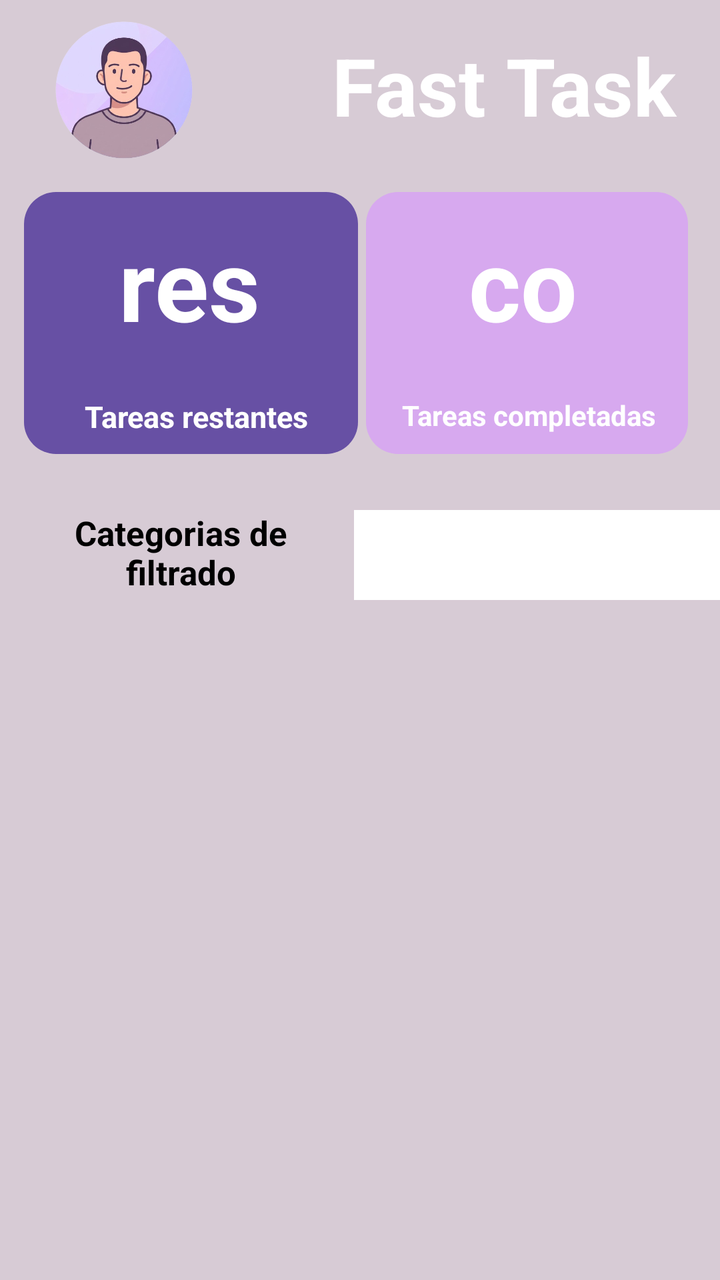
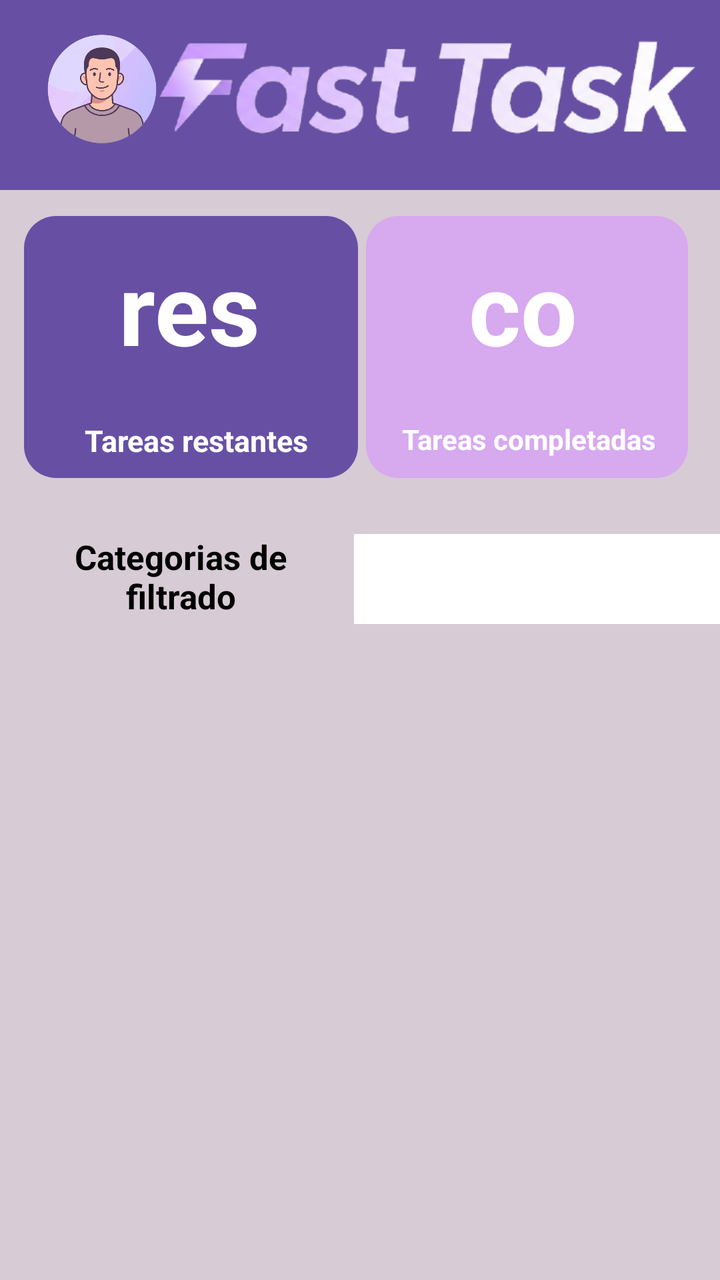

Two renders of the same Android screen: before a commit and after it. Below are the layout's source before the change and the commit's diff.
<!-- AndroidManifest.xml: application theme Theme.Ejercicio_Base_de_datos -->
<!-- res/layout/activity_home.xml -->
<?xml version="1.0" encoding="utf-8"?>
<androidx.constraintlayout.widget.ConstraintLayout xmlns:android="http://schemas.android.com/apk/res/android"
    xmlns:app="http://schemas.android.com/apk/res-auto"
    xmlns:tools="http://schemas.android.com/tools"
    android:id="@+id/main"
    android:layout_width="match_parent"
    android:layout_height="match_parent"
    android:background="#D7CBD5"
    tools:context=".Home">

    <ListView
        android:id="@+id/lt_tareas"
        android:layout_width="338dp"
        android:layout_height="300dp"
        android:layout_marginStart="20dp"
        android:layout_marginTop="20dp"
        android:layout_marginEnd="20dp"
        app:layout_constraintEnd_toEndOf="parent"
        app:layout_constraintHorizontal_bias="0.093"
        app:layout_constraintStart_toStartOf="parent"
        app:layout_constraintTop_toBottomOf="@+id/Spinner_cat">


    </ListView>

    <TextView
        android:id="@+id/textView23"
        android:layout_width="418dp"
        android:layout_height="91dp"
        android:layout_marginTop="20dp"
        android:background="#6750A4"
        app:layout_constraintEnd_toEndOf="parent"
        app:layout_constraintHorizontal_bias="0.52"
        app:layout_constraintStart_toStartOf="parent"
        app:layout_constraintTop_toBottomOf="@+id/lt_tareas" />

    <ImageView
        android:id="@+id/imageView8"
        android:layout_width="36sp"
        android:layout_height="35sp"
        android:layout_marginStart="208dp"
        android:layout_marginTop="20dp"
        app:layout_constraintStart_toStartOf="@+id/textView23"
        app:layout_constraintTop_toTopOf="@+id/textView23"
        app:srcCompat="@drawable/image" />

    <ImageView
        android:id="@+id/imageView6"
        android:layout_width="36sp"
        android:layout_height="35dp"
        android:layout_marginTop="20dp"
        android:layout_marginEnd="56dp"
        android:onClick="listartareas"
        app:layout_constraintEnd_toStartOf="@+id/imageView8"
        app:layout_constraintTop_toTopOf="@+id/textView23"
        app:srcCompat="@drawable/image__2_" />

    <TextView
        android:id="@+id/textView28"
        android:layout_width="wrap_content"
        android:layout_height="wrap_content"
        android:layout_marginStart="28dp"
        android:layout_marginTop="4dp"
        android:text="Borrar"
        android:textAlignment="center"
        android:textColor="#F8F6F6"
        app:layout_constraintStart_toStartOf="@+id/textView23"
        app:layout_constraintTop_toBottomOf="@+id/imageView4" />

    <TextView
        android:id="@+id/textView27"
        android:layout_width="wrap_content"
        android:layout_height="wrap_content"
        android:layout_marginStart="48dp"
        android:layout_marginTop="4dp"
        android:text="Nueva tarea"
        android:textAlignment="center"
        android:textColor="@color/white"
        app:layout_constraintStart_toEndOf="@+id/imageView6"
        app:layout_constraintTop_toBottomOf="@+id/imageView8" />

    <TextView
        android:id="@+id/Filtrar"
        android:layout_width="wrap_content"
        android:layout_height="wrap_content"
        android:layout_marginStart="52dp"
        android:layout_marginTop="4dp"
        android:text="Filtrar"
        android:textColor="@color/white"
        app:layout_constraintStart_toEndOf="@+id/textView28"
        app:layout_constraintTop_toBottomOf="@+id/imageView6" />

    <TextView
        android:id="@+id/textView26"
        android:layout_width="wrap_content"
        android:layout_height="wrap_content"
        android:layout_marginStart="52dp"
        android:layout_marginTop="4dp"
        android:text="Volver"
        android:textAlignment="center"
        android:textColor="@color/white"
        app:layout_constraintStart_toEndOf="@+id/textView27"
        app:layout_constraintTop_toBottomOf="@+id/imageView7" />

    <ImageView
        android:id="@+id/imageView7"
        android:layout_width="36dp"
        android:layout_height="35dp"
        android:layout_marginStart="92dp"
        android:layout_marginTop="20dp"
        android:onClick="salir"
        app:layout_constraintStart_toEndOf="@+id/imageView8"
        app:layout_constraintTop_toTopOf="@+id/textView23"
        app:srcCompat="@drawable/image__1_" />

    <ImageView
        android:id="@+id/imageView4"
        android:layout_width="36dp"
        android:layout_height="35dp"
        android:layout_marginStart="25dp"
        android:layout_marginTop="20dp"
        android:layout_marginEnd="25dp"
        app:layout_constraintEnd_toStartOf="@+id/imageView6"
        app:layout_constraintHorizontal_bias="0.0"
        app:layout_constraintStart_toStartOf="parent"
        app:layout_constraintTop_toTopOf="@+id/textView23"
        app:srcCompat="@drawable/image__3_" />

    <TextView
        android:id="@+id/textView24"
        android:layout_width="0dp"
        android:layout_height="0dp"
        android:layout_marginStart="13dp"
        android:layout_marginEnd="41dp"
        android:layout_marginBottom="6dp"
        android:text="Borrar"
        android:textAlignment="center"
        app:layout_constraintBottom_toBottomOf="parent"
        app:layout_constraintEnd_toStartOf="@+id/Filtrar"
        app:layout_constraintStart_toStartOf="parent" />

    <Spinner
        android:id="@+id/Spinner_cat"
        android:layout_width="202dp"
        android:layout_height="45dp"
        android:layout_marginStart="4dp"
        android:layout_marginTop="28dp"
        android:background="@color/white"
        app:layout_constraintStart_toEndOf="@+id/textView22"
        app:layout_constraintTop_toBottomOf="@+id/textView13" />

    <TextView
        android:id="@+id/textView22"
        android:layout_width="165dp"
        android:layout_height="43dp"
        android:layout_marginStart="8dp"
        android:layout_marginTop="28dp"
        android:text="Categorias de filtrado"
        android:textAlignment="center"
        android:textColor="@color/black"
        android:textSize="17sp"
        android:textStyle="bold"
        app:layout_constraintStart_toStartOf="parent"
        app:layout_constraintTop_toBottomOf="@+id/ho" />

    <ImageView
        android:id="@+id/imageView2"
        android:layout_width="100dp"
        android:layout_height="82dp"
        android:layout_marginStart="12dp"
        android:layout_marginTop="4dp"
        app:layout_constraintStart_toStartOf="parent"
        app:layout_constraintTop_toTopOf="parent"
        app:srcCompat="@drawable/gemini_generated_image_rqxcbxrqxcbxrqxc_removebg_preview" />

    <TextView
        android:id="@+id/ho"
        android:layout_width="167dp"
        android:layout_height="131dp"
        android:layout_marginStart="12dp"
        android:layout_marginTop="96dp"
        android:background="@drawable/contenedor_morado"
        app:layout_constraintStart_toStartOf="parent"
        app:layout_constraintTop_toTopOf="parent" />

    <TextView
        android:id="@+id/Txt_restantes"
        android:layout_width="85dp"
        android:layout_height="70dp"
        android:layout_marginStart="52dp"
        android:layout_marginTop="108dp"
        android:text="restantes"
        android:textAlignment="center"
        android:textColor="@color/white"
        android:textSize="50sp"
        android:textStyle="bold"
        app:layout_constraintStart_toStartOf="parent"
        app:layout_constraintTop_toTopOf="parent" />

    <TextView
        android:id="@+id/textView16"
        android:layout_width="124dp"
        android:layout_height="27dp"
        android:layout_marginStart="36dp"
        android:layout_marginTop="20dp"
        android:text="Tareas restantes"
        android:textAlignment="center"
        android:textColor="@color/white"
        android:textSize="15sp"
        android:textStyle="bold"
        app:layout_constraintStart_toStartOf="parent"
        app:layout_constraintTop_toBottomOf="@+id/Txt_restantes" />

    <TextView
        android:id="@+id/textView13"
        android:layout_width="161dp"
        android:layout_height="131dp"
        android:layout_marginTop="96dp"
        android:layout_marginEnd="16dp"
        android:background="@drawable/contenedor_secun"
        app:layout_constraintEnd_toEndOf="parent"
        app:layout_constraintTop_toTopOf="parent" />

    <TextView
        android:id="@+id/textView18"
        android:layout_width="wrap_content"
        android:layout_height="wrap_content"
        android:layout_marginTop="20dp"
        android:layout_marginEnd="32dp"
        android:text="Tareas completadas"
        android:textColor="@color/white"
        android:textStyle="bold"
        app:layout_constraintEnd_toEndOf="parent"
        app:layout_constraintTop_toBottomOf="@+id/Txt_completados" />

    <TextView
        android:id="@+id/Txt_completados"
        android:layout_width="85dp"
        android:layout_height="70dp"
        android:layout_marginTop="108dp"
        android:layout_marginEnd="56dp"
        android:text="completados"
        android:textAlignment="center"
        android:textColor="@color/white"
        android:textSize="50sp"
        android:textStyle="bold"
        app:layout_constraintEnd_toEndOf="parent"
        app:layout_constraintTop_toTopOf="parent" />

    <TextView
        android:id="@+id/textView10"
        android:layout_width="200dp"
        android:layout_height="54dp"
        android:layout_marginStart="40dp"
        android:layout_marginTop="16dp"
        android:text="Fast Task"
        android:textAlignment="center"
        android:textColor="@color/white"
        android:textSize="40sp"
        android:textStyle="bold"
        app:layout_constraintStart_toEndOf="@+id/imageView2"
        app:layout_constraintTop_toTopOf="parent" />

</androidx.constraintlayout.widget.ConstraintLayout>
<!-- resources referenced by this layout -->
<resources>
  <color name="black">#FF000000</color>
  <color name="white">#FFFFFFFF</color>
  <!-- drawable contenedor_morado (drawable) -->
  <?xml version="1.0" encoding="utf-8"?>
  <shape xmlns:android="http://schemas.android.com/apk/res/android"
      android:shape="rectangle">
  
      
      <solid android:color="#6750A4" />
  
      
      <corners android:radius="16dp" />
  </shape>
  <!-- drawable contenedor_secun (drawable) -->
  <?xml version="1.0" encoding="utf-8"?>
  <shape xmlns:android="http://schemas.android.com/apk/res/android"
      android:shape="rectangle">
  
      
      <solid android:color="#D7A9EF" />
  
      
      <corners android:radius="16dp" />
  </shape>
  <!-- drawable gemini_generated_image_rqxcbxrqxcbxrqxc_removebg_preview: png bitmap (drawable, 143278 bytes) -->
  <!-- drawable image: png bitmap (drawable, 30392 bytes) -->
  <!-- drawable image__1_: png bitmap (drawable, 16957 bytes) -->
  <!-- drawable image__2_: png bitmap (drawable, 18458 bytes) -->
  <!-- drawable image__3_: png bitmap (drawable, 21562 bytes) -->
  <style name="Theme.Ejercicio_Base_de_datos" parent="Base.Theme.Ejercicio_Base_de_datos" />
  <style name="Base.Theme.Ejercicio_Base_de_datos" parent="Theme.Material3.DayNight.NoActionBar">
          
          
      </style>
</resources>

<!-- the commit's change to res/layout/activity_home.xml (unified diff, before → after) -->
@@ -10,8 +10,8 @@
 
     <ListView
         android:id="@+id/lt_tareas"
-        android:layout_width="338dp"
-        android:layout_height="300dp"
+        android:layout_width="335dp"
+        android:layout_height="280dp"
         android:layout_marginStart="20dp"
         android:layout_marginTop="20dp"
         android:layout_marginEnd="20dp"
@@ -27,7 +27,7 @@
         android:id="@+id/textView23"
         android:layout_width="418dp"
         android:layout_height="91dp"
-        android:layout_marginTop="20dp"
+        android:layout_marginTop="80dp"
         android:background="#6750A4"
         app:layout_constraintEnd_toEndOf="parent"
         app:layout_constraintHorizontal_bias="0.52"
@@ -40,6 +40,7 @@
         android:layout_height="35sp"
         android:layout_marginStart="208dp"
         android:layout_marginTop="20dp"
+        android:onClick="nueva_Tarea"
         app:layout_constraintStart_toStartOf="@+id/textView23"
         app:layout_constraintTop_toTopOf="@+id/textView23"
         app:srcCompat="@drawable/image" />
@@ -120,6 +121,7 @@
         android:layout_marginStart="25dp"
         android:layout_marginTop="20dp"
         android:layout_marginEnd="25dp"
+        android:onClick="borrar"
         app:layout_constraintEnd_toStartOf="@+id/imageView6"
         app:layout_constraintHorizontal_bias="0.0"
         app:layout_constraintStart_toStartOf="parent"
@@ -163,62 +165,66 @@
         app:layout_constraintStart_toStartOf="parent"
         app:layout_constraintTop_toBottomOf="@+id/ho" />
 
-    <ImageView
-        android:id="@+id/imageView2"
-        android:layout_width="100dp"
-        android:layout_height="82dp"
-        android:layout_marginStart="12dp"
-        android:layout_marginTop="4dp"
-        app:layout_constraintStart_toStartOf="parent"
-        app:layout_constraintTop_toTopOf="parent"
-        app:srcCompat="@drawable/gemini_generated_image_rqxcbxrqxcbxrqxc_removebg_preview" />
+    <TextView
+        android:id="@+id/textView13"
+        android:layout_width="161dp"
+        android:layout_height="131dp"
+        android:layout_marginTop="108dp"
+        android:layout_marginEnd="16dp"
+        android:background="@drawable/contenedor_secun"
+        app:layout_constraintEnd_toEndOf="parent"
+        app:layout_constraintTop_toTopOf="parent" />
+
+    <TextView
+        android:id="@+id/Txt_completados"
+        android:layout_width="85dp"
+        android:layout_height="70dp"
+        android:layout_marginTop="120dp"
+        android:layout_marginEnd="56dp"
+        android:text="completados"
+        android:textAlignment="center"
+        android:textColor="@color/white"
+        android:textSize="50sp"
+        android:textStyle="bold"
+        app:layout_constraintEnd_toEndOf="parent"
+        app:layout_constraintTop_toTopOf="parent" />
 
     <TextView
         android:id="@+id/ho"
         android:layout_width="167dp"
         android:layout_height="131dp"
         android:layout_marginStart="12dp"
-        android:layout_marginTop="96dp"
+        android:layout_marginTop="108dp"
         android:background="@drawable/contenedor_morado"
         app:layout_constraintStart_toStartOf="parent"
         app:layout_constraintTop_toTopOf="parent" />
+
+    <TextView
+        android:id="@+id/textView16"
+        android:layout_width="124dp"
+        android:layout_height="27dp"
+        android:layout_marginStart="36dp"
+        android:layout_marginTop="20dp"
+        android:text="Tareas restantes"
+        android:textAlignment="center"
+        android:textColor="@color/white"
+        android:textSize="15sp"
+        android:textStyle="bold"
+        app:layout_constraintStart_toStartOf="parent"
+        app:layout_constraintTop_toBottomOf="@+id/Txt_restantes" />
 
     <TextView
         android:id="@+id/Txt_restantes"
         android:layout_width="85dp"
         android:layout_height="70dp"
         android:layout_marginStart="52dp"
-        android:layout_marginTop="108dp"
+        android:layout_marginTop="120dp"
         android:text="restantes"
         android:textAlignment="center"
         android:textColor="@color/white"
         android:textSize="50sp"
         android:textStyle="bold"
         app:layout_constraintStart_toStartOf="parent"
-        app:layout_constraintTop_toTopOf="parent" />
-
-    <TextView
-        android:id="@+id/textView16"
-        android:layout_width="124dp"
-        android:layout_height="27dp"
-        android:layout_marginStart="36dp"
-        android:layout_marginTop="20dp"
-        android:text="Tareas restantes"
-        android:textAlignment="center"
-        android:textColor="@color/white"
-        android:textSize="15sp"
-        android:textStyle="bold"
-        app:layout_constraintStart_toStartOf="parent"
-        app:layout_constraintTop_toBottomOf="@+id/Txt_restantes" />
-
-    <TextView
-        android:id="@+id/textView13"
-        android:layout_width="161dp"
-        android:layout_height="131dp"
-        android:layout_marginTop="96dp"
-        android:layout_marginEnd="16dp"
-        android:background="@drawable/contenedor_secun"
-        app:layout_constraintEnd_toEndOf="parent"
         app:layout_constraintTop_toTopOf="parent" />
 
     <TextView
@@ -234,31 +240,33 @@
         app:layout_constraintTop_toBottomOf="@+id/Txt_completados" />
 
     <TextView
-        android:id="@+id/Txt_completados"
-        android:layout_width="85dp"
-        android:layout_height="70dp"
-        android:layout_marginTop="108dp"
-        android:layout_marginEnd="56dp"
-        android:text="completados"
-        android:textAlignment="center"
-        android:textColor="@color/white"
-        android:textSize="50sp"
-        android:textStyle="bold"
-        app:layout_constraintEnd_toEndOf="parent"
-        app:layout_constraintTop_toTopOf="parent" />
-
-    <TextView
-        android:id="@+id/textView10"
-        android:layout_width="200dp"
-        android:layout_height="54dp"
-        android:layout_marginStart="40dp"
-        android:layout_marginTop="16dp"
-        android:text="Fast Task"
-        android:textAlignment="center"
-        android:textColor="@color/white"
-        android:textSize="40sp"
-        android:textStyle="bold"
-        app:layout_constraintStart_toEndOf="@+id/imageView2"
-        app:layout_constraintTop_toTopOf="parent" />
+        android:id="@+id/textView37"
+        android:layout_width="393dp"
+        android:layout_height="95dp"
+        android:background="#6750A4"
+        app:layout_constraintEnd_toEndOf="parent"
+        app:layout_constraintHorizontal_bias="1.0"
+        app:layout_constraintStart_toStartOf="parent"
+        app:layout_constraintTop_toTopOf="parent" />
+
+    <ImageView
+        android:id="@+id/imageView2"
+        android:layout_width="94dp"
+        android:layout_height="65dp"
+        android:layout_marginStart="4dp"
+        android:layout_marginTop="12dp"
+        app:layout_constraintStart_toStartOf="parent"
+        app:layout_constraintTop_toTopOf="parent"
+        app:srcCompat="@drawable/gemini_generated_image_rqxcbxrqxcbxrqxc_removebg_preview" />
+
+    <ImageView
+        android:id="@+id/imageView17"
+        android:layout_width="332dp"
+        android:layout_height="246dp"
+        android:layout_marginTop="-80dp"
+        android:layout_marginEnd="-20dp"
+        app:layout_constraintEnd_toEndOf="parent"
+        app:layout_constraintTop_toTopOf="parent"
+        app:srcCompat="@drawable/image_removebg_preview__1_" />
 
 </androidx.constraintlayout.widget.ConstraintLayout>
<!-- resource entries referenced after the edit -->
@@ -29,6 +29,7 @@
   <!-- drawable image__1_: png bitmap (drawable, 16957 bytes) -->
   <!-- drawable image__2_: png bitmap (drawable, 18458 bytes) -->
   <!-- drawable image__3_: png bitmap (drawable, 21562 bytes) -->
+  <!-- drawable image_removebg_preview__1_: png bitmap (drawable, 74177 bytes) -->
   <style name="Theme.Ejercicio_Base_de_datos" parent="Base.Theme.Ejercicio_Base_de_datos" />
   <style name="Base.Theme.Ejercicio_Base_de_datos" parent="Theme.Material3.DayNight.NoActionBar">
           
